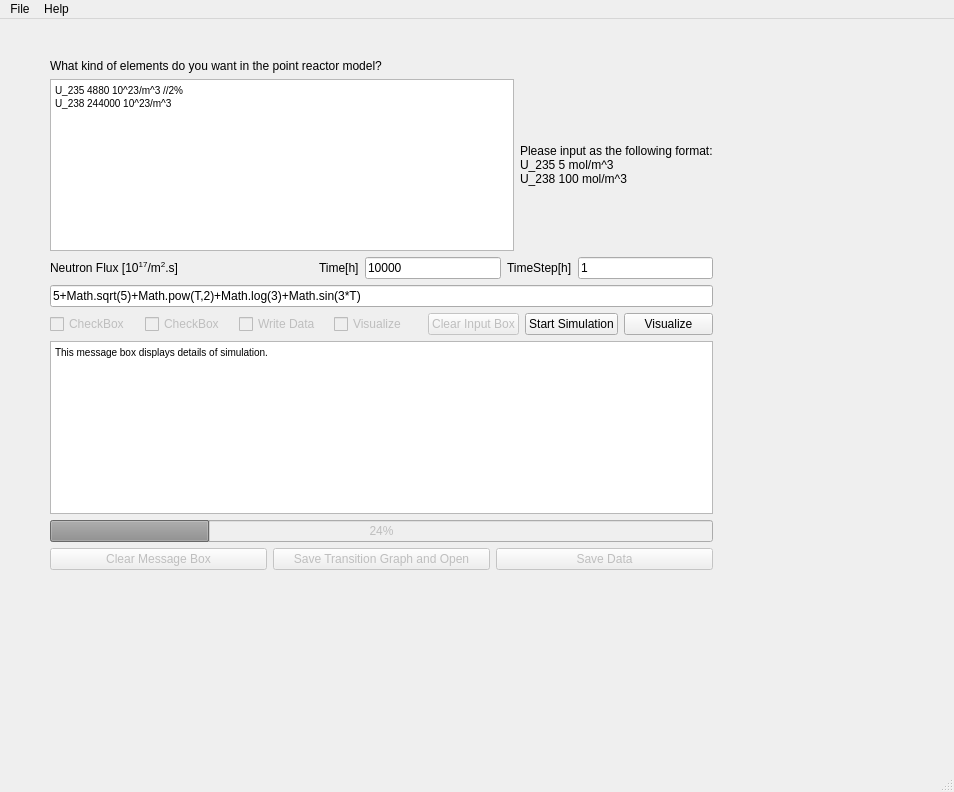
Old version of the form qtapp/NuKit/src/frame/mainwindow.ui in the repository WenyinWei/NuKit.
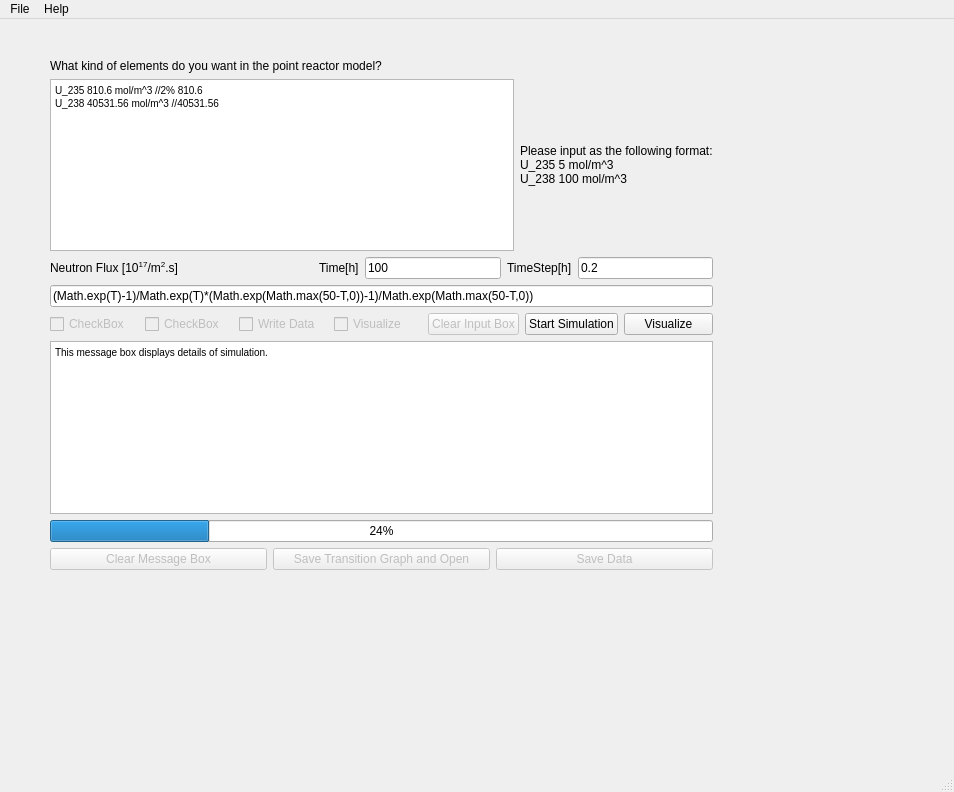
New version of the form.

The edit to the form file:
```diff
--- a/qtapp/NuKit/src/frame/mainwindow.ui
+++ b/qtapp/NuKit/src/frame/mainwindow.ui
@@ -40,8 +40,8 @@
 &lt;html&gt;&lt;head&gt;&lt;meta name=&quot;qrichtext&quot; content=&quot;1&quot; /&gt;&lt;style type=&quot;text/css&quot;&gt;
 p, li { white-space: pre-wrap; }
 &lt;/style&gt;&lt;/head&gt;&lt;body style=&quot; font-family:'MS Shell Dlg 2'; font-size:7.8pt; font-weight:400; font-style:normal;&quot;&gt;
-&lt;p style=&quot; margin-top:0px; margin-bottom:0px; margin-left:0px; margin-right:0px; -qt-block-indent:0; text-indent:0px;&quot;&gt;U_235 4880 10^23/m^3 //2%&lt;/p&gt;
-&lt;p style=&quot; margin-top:0px; margin-bottom:0px; margin-left:0px; margin-right:0px; -qt-block-indent:0; text-indent:0px;&quot;&gt;U_238 244000 10^23/m^3&lt;/p&gt;&lt;/body&gt;&lt;/html&gt;</string>
+&lt;p style=&quot; margin-top:0px; margin-bottom:0px; margin-left:0px; margin-right:0px; -qt-block-indent:0; text-indent:0px;&quot;&gt;U_235 810.6 mol/m^3 //2% 810.6&lt;/p&gt;
+&lt;p style=&quot; margin-top:0px; margin-bottom:0px; margin-left:0px; margin-right:0px; -qt-block-indent:0; text-indent:0px;&quot;&gt;U_238 40531.56 mol/m^3 //40531.56&lt;/p&gt;&lt;/body&gt;&lt;/html&gt;</string>
          </property>
          <property name="overwriteMode">
           <bool>false</bool>
@@ -97,7 +97,7 @@
        <item>
         <widget class="QLineEdit" name="inputTime">
          <property name="text">
-          <string>10000</string>
+          <string>100</string>
          </property>
         </widget>
        </item>
@@ -111,7 +111,7 @@
        <item>
         <widget class="QLineEdit" name="inputTimeStep">
          <property name="text">
-          <string>1</string>
+          <string>0.2</string>
          </property>
         </widget>
        </item>
@@ -120,7 +120,7 @@
      <item>
       <widget class="QLineEdit" name="inputNeutron">
        <property name="text">
-        <string>5+Math.sqrt(5)+Math.pow(T,2)+Math.log(3)+Math.sin(3*T)</string>
+        <string>(Math.exp(T)-1)/Math.exp(T)*(Math.exp(Math.max(50-T,0))-1)/Math.exp(Math.max(50-T,0))</string>
        </property>
       </widget>
      </item>
@@ -215,7 +215,7 @@
      <item>
       <widget class="QProgressBar" name="progressBar">
        <property name="enabled">
-        <bool>false</bool>
+        <bool>true</bool>
        </property>
        <property name="value">
         <number>24</number>
```
